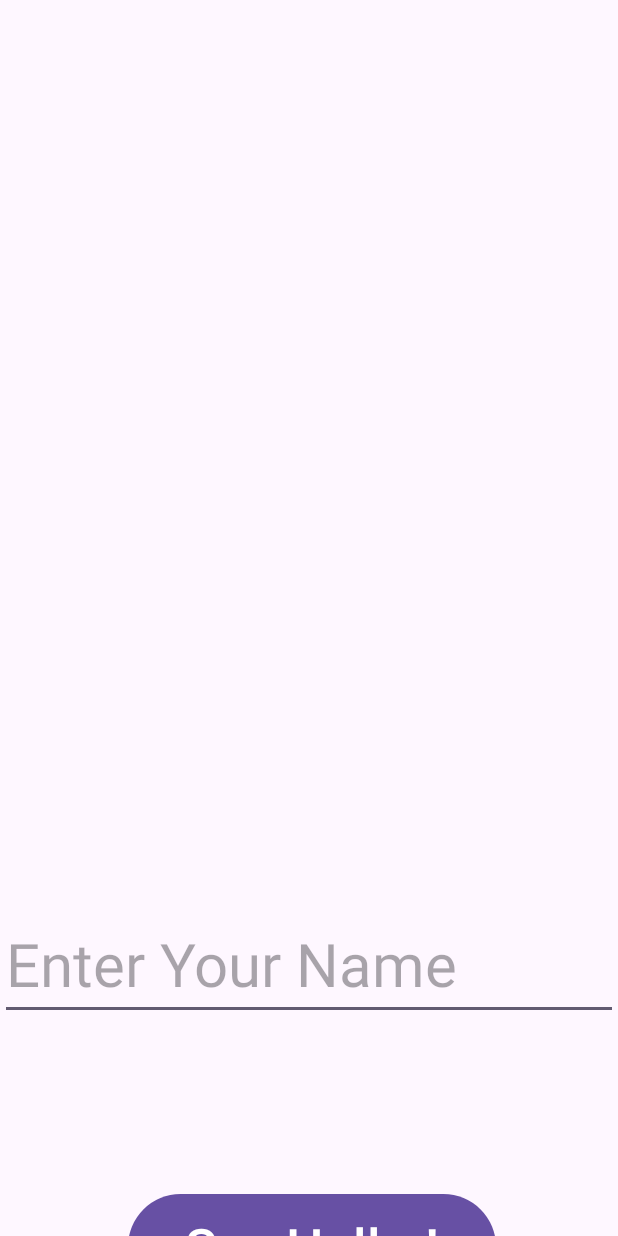
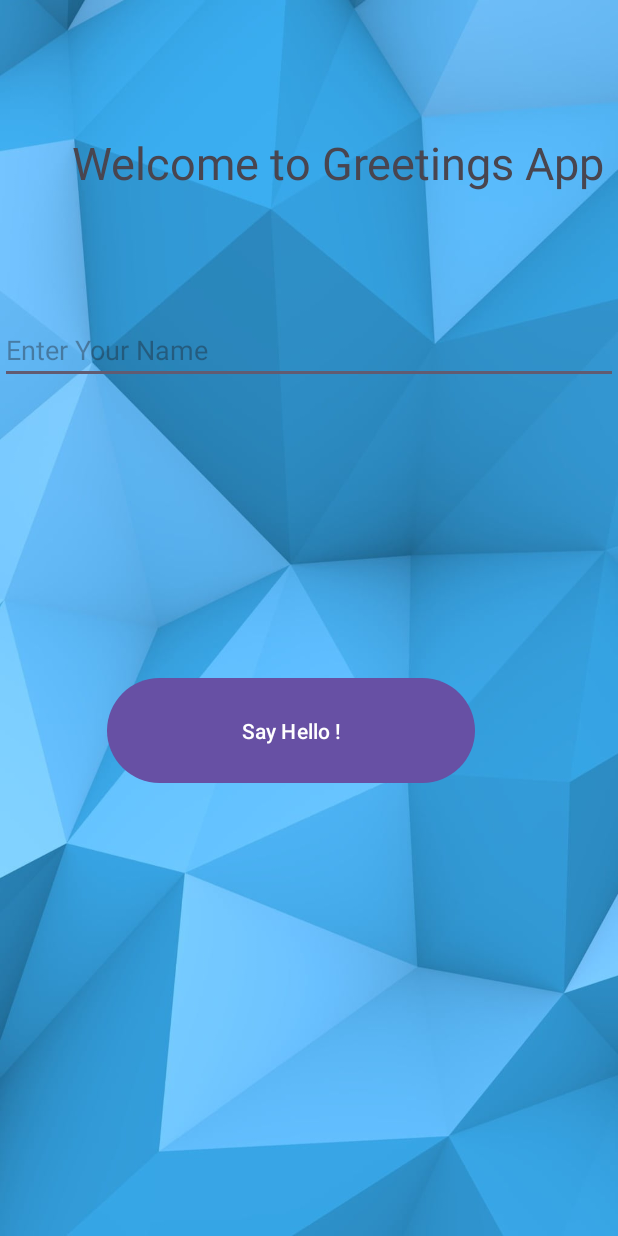
Before and after one commit to Anushaburnwal/Greetings-App, an Android app: the screen it shows after launch (MainActivity), on a phone screen of 412 x 824 dp. Run offline under Robolectric (Android 15) with nearby library versions, the phone set to English and light mode, and no system bars.

Commit message:
Done Greeting App

```diff
--- a/app/src/main/java/com/example/greetingsapp/MainActivity.java
+++ b/app/src/main/java/com/example/greetingsapp/MainActivity.java
@@ -1,6 +1,11 @@
 package com.example.greetingsapp;
 
 import android.os.Bundle;
+import android.view.View;
+import android.widget.Button;
+import android.widget.EditText;
+import android.widget.TextView;
+import android.widget.Toast;
 
 import androidx.activity.EdgeToEdge;
 import androidx.appcompat.app.AppCompatActivity;
@@ -9,16 +14,29 @@ import androidx.core.view.ViewCompat;
 import androidx.core.view.WindowInsetsCompat;
 
 public class MainActivity extends AppCompatActivity {
+    EditText editText;
+    Button myBtn;
+    TextView title;
+
 
     @Override
     protected void onCreate(Bundle savedInstanceState) {
         super.onCreate(savedInstanceState);
         EdgeToEdge.enable(this);
         setContentView(R.layout.activity_main);
-        ViewCompat.setOnApplyWindowInsetsListener(findViewById(R.id.main), (v, insets) -> {
-            Insets systemBars = insets.getInsets(WindowInsetsCompat.Type.systemBars());
-            v.setPadding(systemBars.left, systemBars.top, systemBars.right, systemBars.bottom);
-            return insets;
+        editText = findViewById(R.id.editText);
+        myBtn = findViewById(R.id.Btn);
+        title = findViewById(R.id.title);
+
+        myBtn.setOnClickListener(new View.OnClickListener() {
+            @Override
+            public void onClick(View v) {
+                String inputName = editText.getText().toString();
+
+                Toast.makeText(MainActivity.this,
+                        "Welcome "+inputName +" to our App",
+                        Toast.LENGTH_SHORT).show();
+            }
         });
     }
 }
--- a/app/src/main/res/layout/activity_main.xml
+++ b/app/src/main/res/layout/activity_main.xml
@@ -5,35 +5,41 @@
     android:id="@+id/main"
     android:layout_width="match_parent"
     android:layout_height="match_parent"
+    android:background="@drawable/background"
     tools:context=".MainActivity">
 
     <EditText
         android:id="@+id/editText"
         android:layout_width="0dp"
         android:layout_height="wrap_content"
-        android:layout_marginTop="605dp"
+        android:layout_marginBottom="568dp"
         android:hint="Enter Your Name "
-        android:textSize="40sp"
+        app:layout_constraintBottom_toBottomOf="parent"
         app:layout_constraintEnd_toEndOf="parent"
-        app:layout_constraintStart_toStartOf="parent"
-        app:layout_constraintTop_toTopOf="parent" />
+        app:layout_constraintHorizontal_bias="0.0"
+        app:layout_constraintStart_toStartOf="parent" />
 
     <Button
         android:id="@+id/Btn"
         android:layout_width="245dp"
         android:layout_height="78dp"
         android:layout_marginStart="4dp"
-        android:layout_marginTop="112dp"
+        android:layout_marginTop="192dp"
         android:text="Say Hello !"
-        android:textSize="35sp"
         app:layout_constraintEnd_toEndOf="parent"
+        app:layout_constraintHorizontal_bias="0.413"
         app:layout_constraintStart_toStartOf="parent"
         app:layout_constraintTop_toBottomOf="@+id/editText" />
 
     <TextView
+        android:id="@+id/title"
         android:layout_width="wrap_content"
         android:layout_height="wrap_content"
-
-        />
+        android:layout_marginStart="48dp"
+        android:layout_marginTop="88dp"
+        android:text="Welcome to Greetings App"
+        android:textSize="30dp"
+        app:layout_constraintStart_toStartOf="parent"
+        app:layout_constraintTop_toTopOf="parent" />
 
 </androidx.constraintlayout.widget.ConstraintLayout>
```
Also changed, not shown: app/src/main/res/drawable/background.jpg (added).
